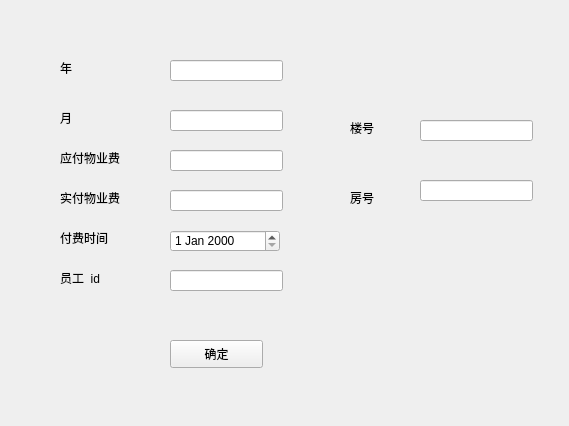
Qt form UI/register_ui/register_property_fees.ui (JJLee7447/property_management_system) before a commit.
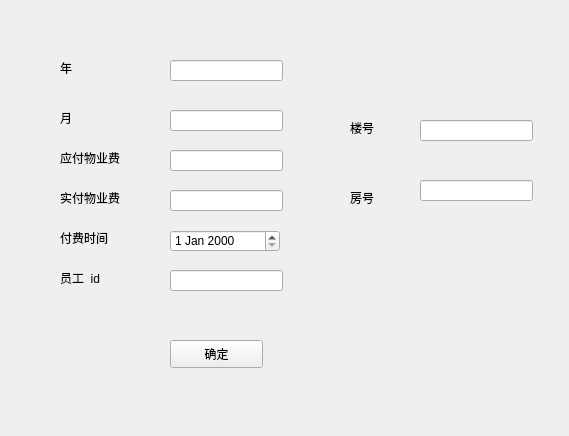
The same form after that commit.

Commit message: Merge remote-tracking branch 'origin/master'

```diff
--- a/UI/register_ui/register_property_fees.ui
+++ b/UI/register_ui/register_property_fees.ui
@@ -7,7 +7,7 @@
     <x>0</x>
     <y>0</y>
     <width>569</width>
-    <height>426</height>
+    <height>436</height>
    </rect>
   </property>
   <property name="windowTitle">
```
The commit also changes 1 other file.
